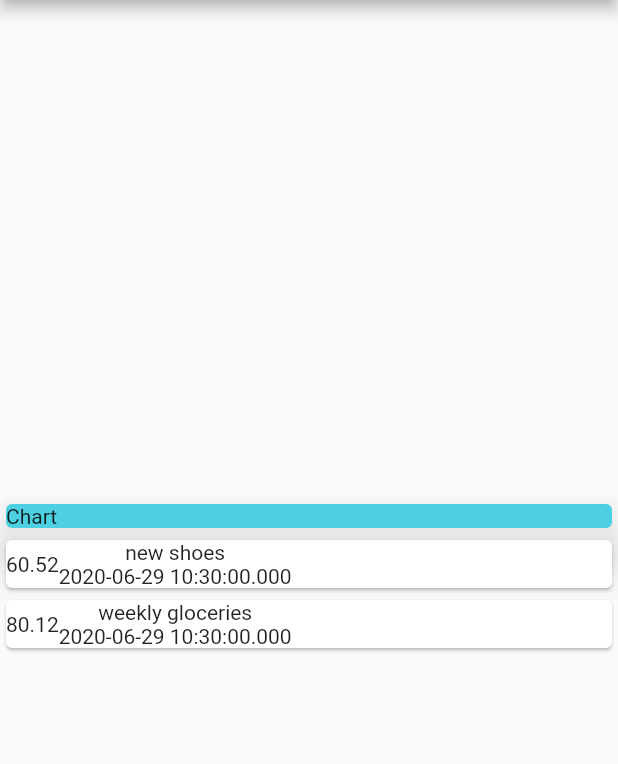
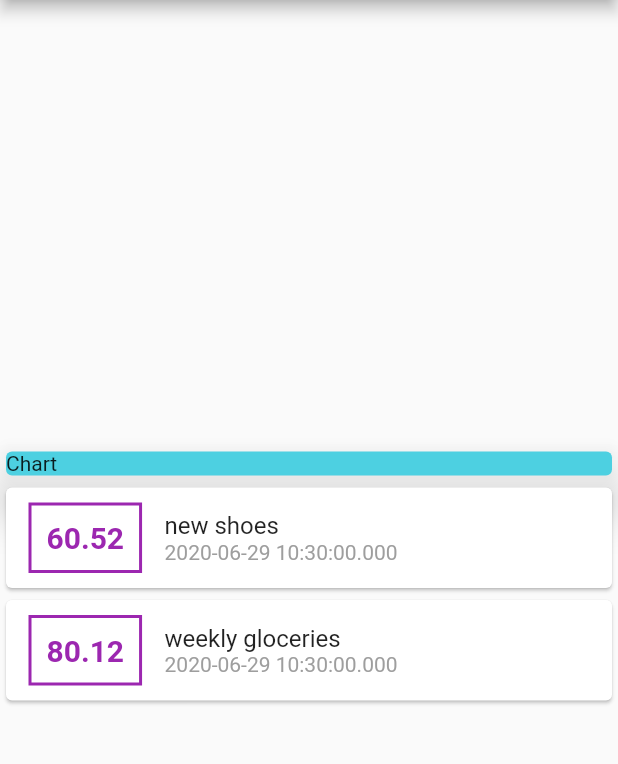
Before and after one commit to channaveerayya/ExpenseTracker, a Flutter app: the screen it shows after launch, on a phone screen of 412 x 824 dp, the part 84-848 px from its top. Run offline on Flutter 3.47's test engine with Material 2 defaults, Android fonts, the phone set to English and light mode, and no system bars.

Commit message:
list styling in the project

```diff
--- a/lib/main.dart
+++ b/lib/main.dart
@@ -47,12 +47,42 @@ class MyHomePage extends StatelessWidget {
                 child: Row(
                   children: <Widget>[
                     Container(
-                      child: Text(tx.amount.toString()),
+                      margin: EdgeInsets.symmetric(
+                        vertical: 10,
+                        horizontal: 15,
+                      ),
+                      decoration: BoxDecoration(
+                        border: Border.all(
+                          color: Colors.purple,
+                          width: 2,
+                        ),
+                      ),
+                      padding: EdgeInsets.all(10),
+                      child: Text(
+                        tx.amount.toString(),
+                        style: TextStyle(
+                          fontWeight: FontWeight.bold,
+                          fontSize: 20,
+                          color: Colors.purple,
+                        ),
+                      ),
                     ),
                     Column(
+                      crossAxisAlignment: CrossAxisAlignment.start,
                       children: <Widget>[
-                        Text(tx.title),
-                        Text(tx.date.toString()),
+                        Text(
+                          tx.title,
+                          style: TextStyle(
+                            fontSize: 16,
+                            fontWeight: FontWeight.normal,
+                          ),
+                        ),
+                        Text(
+                          tx.date.toString(),
+                          style: TextStyle(
+                            color: Colors.grey,
+                          ),
+                        ),
                       ],
                     )
                   ],
```
